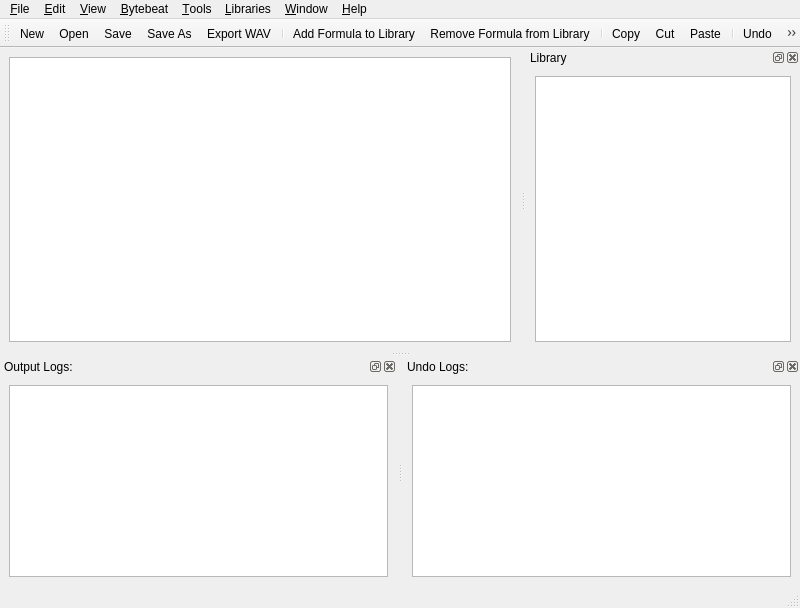
First picture: the form in mainwindow.ui, repository jarred-new/jarreds-bytebeat-composer-winqt, before the edit.
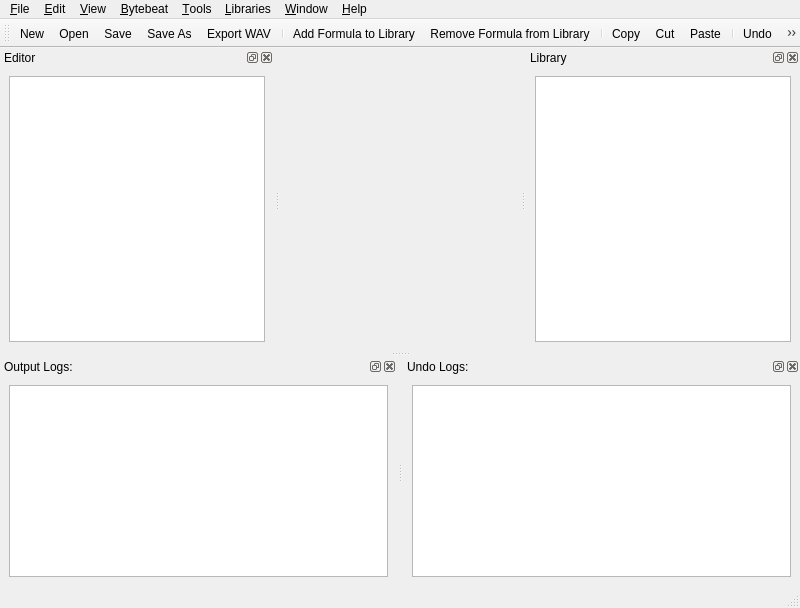
Second picture: the form after the edit. Icons and pictures are not drawn.

Commit message: Put the plaintexteditor in a dock widger

Patch:
```diff
--- a/mainwindow.ui
+++ b/mainwindow.ui
@@ -14,11 +14,7 @@
    <string>Jarred's Bytebeat Composer</string>
   </property>
   <widget class="QWidget" name="centralwidget">
-   <layout class="QVBoxLayout" name="verticalLayout">
-    <item>
-     <widget class="QPlainTextEdit" name="plainTextEdit"/>
-    </item>
-   </layout>
+   <layout class="QVBoxLayout" name="verticalLayout"/>
   </widget>
   <widget class="QMenuBar" name="menubar">
    <property name="geometry">
@@ -202,6 +198,21 @@
     </layout>
    </widget>
   </widget>
+  <widget class="QDockWidget" name="editorDock">
+   <property name="windowTitle">
+    <string>Editor</string>
+   </property>
+   <attribute name="dockWidgetArea">
+    <number>1</number>
+   </attribute>
+   <widget class="QWidget" name="dockWidgetContents">
+    <layout class="QVBoxLayout" name="verticalLayout_5">
+     <item>
+      <widget class="QPlainTextEdit" name="plainTextEdit"/>
+     </item>
+    </layout>
+   </widget>
+  </widget>
   <action name="actionNew">
    <property name="icon">
     <iconset theme="QIcon::ThemeIcon::DocumentNew"/>
```
